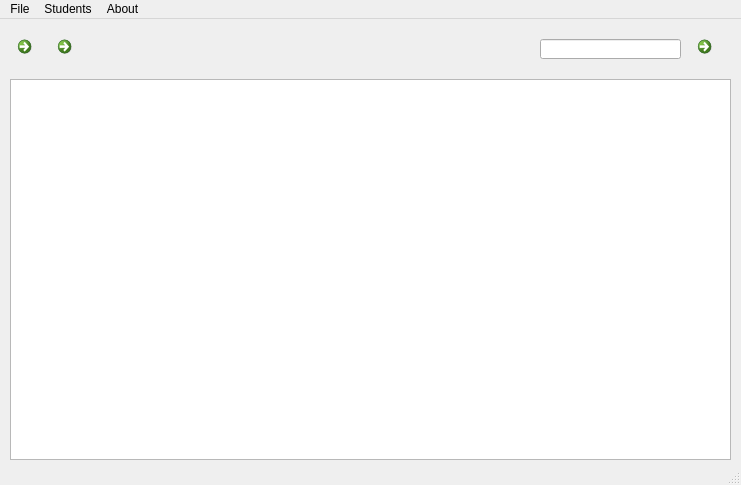
First picture: the form in mainwindow.ui, repository AnwarMohamed/StudentBook, before the edit.
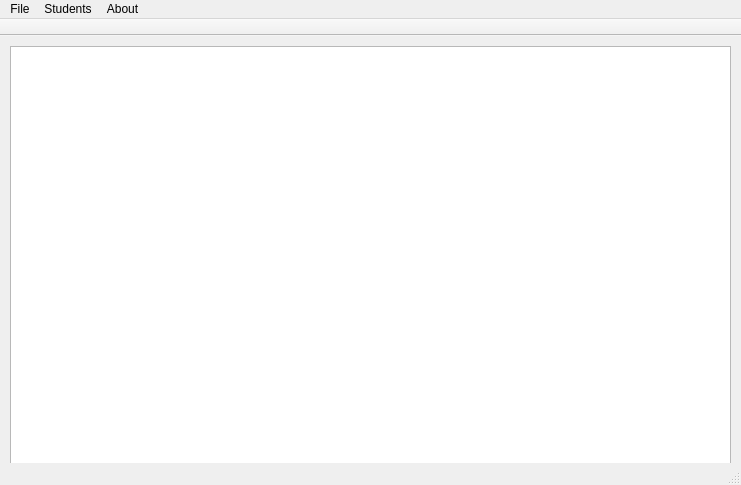
Second picture: the form after the edit. Icons and pictures are not drawn.

Patch:
```diff
--- a/mainwindow.ui
+++ b/mainwindow.ui
@@ -18,101 +18,13 @@
     <normaloff>:/images/graduated.png</normaloff>:/images/graduated.png</iconset>
   </property>
   <widget class="QWidget" name="centralwidget">
-   <widget class="QCommandLinkButton" name="cmdAdd">
-    <property name="geometry">
-     <rect>
-      <x>10</x>
-      <y>10</y>
-      <width>40</width>
-      <height>40</height>
-     </rect>
-    </property>
-    <property name="toolTip">
-     <string>Add New</string>
-    </property>
-    <property name="text">
-     <string/>
-    </property>
-    <property name="icon">
-     <iconset resource="StudentBook.qrc">
-      <normaloff>:/images/database-add-icon.png</normaloff>:/images/database-add-icon.png</iconset>
-    </property>
-    <property name="iconSize">
-     <size>
-      <width>25</width>
-      <height>25</height>
-     </size>
-    </property>
-   </widget>
-   <widget class="QCommandLinkButton" name="cmdDelete">
-    <property name="geometry">
-     <rect>
-      <x>50</x>
-      <y>10</y>
-      <width>40</width>
-      <height>40</height>
-     </rect>
-    </property>
-    <property name="toolTip">
-     <string>Delete</string>
-    </property>
-    <property name="text">
-     <string/>
-    </property>
-    <property name="icon">
-     <iconset resource="StudentBook.qrc">
-      <normaloff>:/images/database-remove-icon.png</normaloff>:/images/database-remove-icon.png</iconset>
-    </property>
-    <property name="iconSize">
-     <size>
-      <width>25</width>
-      <height>25</height>
-     </size>
-    </property>
-   </widget>
-   <widget class="QCommandLinkButton" name="cmdSearch">
-    <property name="geometry">
-     <rect>
-      <x>690</x>
-      <y>10</y>
-      <width>40</width>
-      <height>40</height>
-     </rect>
-    </property>
-    <property name="toolTip">
-     <string>Search</string>
-    </property>
-    <property name="text">
-     <string/>
-    </property>
-    <property name="icon">
-     <iconset resource="StudentBook.qrc">
-      <normaloff>:/images/database-search-icon.png</normaloff>:/images/database-search-icon.png</iconset>
-    </property>
-    <property name="iconSize">
-     <size>
-      <width>25</width>
-      <height>25</height>
-     </size>
-    </property>
-   </widget>
-   <widget class="QLineEdit" name="textSearch">
-    <property name="geometry">
-     <rect>
-      <x>540</x>
-      <y>20</y>
-      <width>141</width>
-      <height>20</height>
-     </rect>
-    </property>
-   </widget>
    <widget class="QTableView" name="tableView">
     <property name="geometry">
      <rect>
       <x>10</x>
-      <y>60</y>
+      <y>10</y>
       <width>721</width>
-      <height>381</height>
+      <height>421</height>
      </rect>
     </property>
    </widget>
@@ -173,6 +85,29 @@
    <addaction name="menuAbout"/>
   </widget>
   <widget class="QStatusBar" name="statusbar"/>
+  <widget class="QToolBar" name="toolBar">
+   <property name="windowTitle">
+    <string>Records Toolbox</string>
+   </property>
+   <property name="movable">
+    <bool>false</bool>
+   </property>
+   <property name="allowedAreas">
+    <set>Qt::NoToolBarArea</set>
+   </property>
+   <property name="toolButtonStyle">
+    <enum>Qt::ToolButtonIconOnly</enum>
+   </property>
+   <property name="floatable">
+    <bool>false</bool>
+   </property>
+   <attribute name="toolBarArea">
+    <enum>TopToolBarArea</enum>
+   </attribute>
+   <attribute name="toolBarBreak">
+    <bool>false</bool>
+   </attribute>
+  </widget>
   <action name="actionAdd_New">
    <property name="text">
     <string>Add New</string>
```
Left out of the diff: 2 changed lines with no effect on the pictures.
